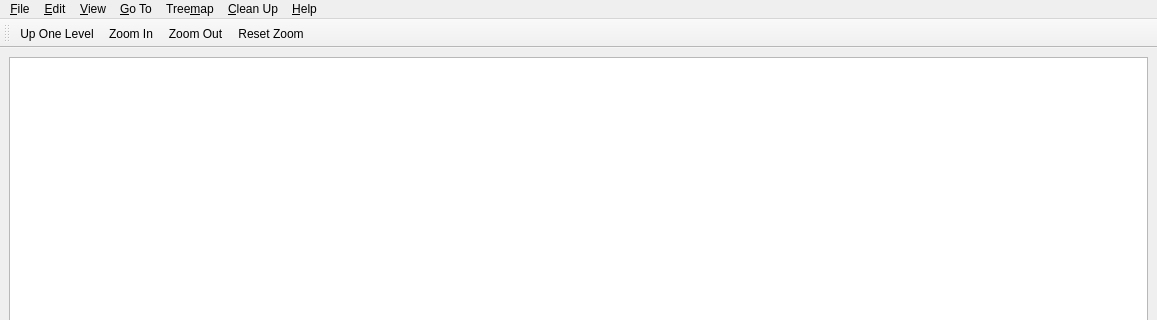
This is src/main-window.ui in shundhammer/qdirstat as Qt 5 draws it before an edit; both pictures show x 0 to 1157 and y 0 to 320 of the 1157 by 650 pixel window. The edited form follows.
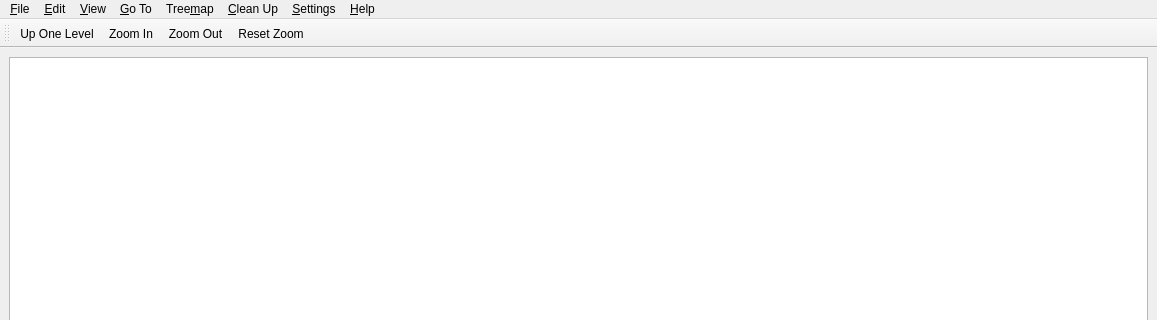
This is the edited form. Icons and pictures are not drawn. Custom widgets are drawn as their Qt base class.

What changed in the file:
```diff
--- a/src/main-window.ui
+++ b/src/main-window.ui
@@ -136,12 +136,19 @@
      <string>&amp;Clean Up</string>
     </property>
    </widget>
+   <widget class="QMenu" name="menuSettings">
+    <property name="title">
+     <string>&amp;Settings</string>
+    </property>
+    <addaction name="actionConfigure"/>
+   </widget>
    <addaction name="menuFile"/>
    <addaction name="menuEdit"/>
    <addaction name="menuView"/>
    <addaction name="menuGoTo"/>
    <addaction name="menuTreemap"/>
    <addaction name="menuCleanup"/>
+   <addaction name="menuSettings"/>
    <addaction name="menuHelp"/>
   </widget>
   <widget class="QStatusBar" name="statusBar"/>
```
Left out of the diff: 12 changed lines with no effect on the pictures.
